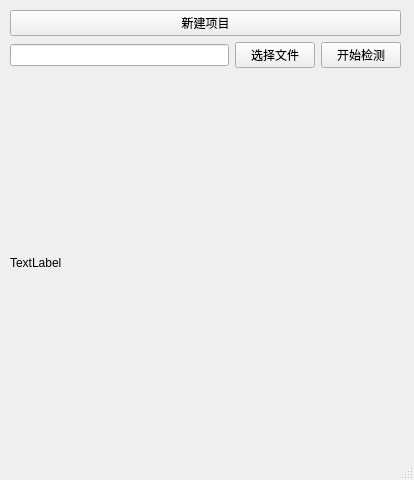
First picture: the form in sewerclient.ui, repository Bigone19/sewer, before the edit.
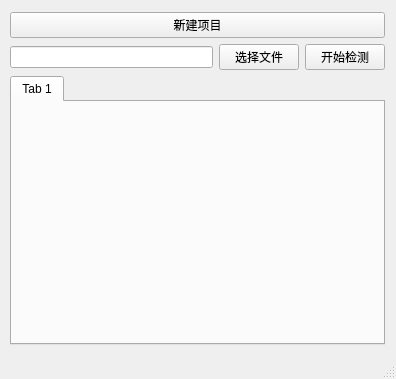
Second picture: the form after the edit.

```diff
--- a/sewerclient.ui
+++ b/sewerclient.ui
@@ -6,8 +6,8 @@
    <rect>
     <x>0</x>
     <y>0</y>
-    <width>414</width>
-    <height>480</height>
+    <width>396</width>
+    <height>379</height>
    </rect>
   </property>
   <property name="windowTitle">
@@ -18,12 +18,12 @@
     <property name="geometry">
      <rect>
       <x>10</x>
-      <y>10</y>
-      <width>391</width>
-      <height>441</height>
+      <y>12</y>
+      <width>375</width>
+      <height>333</height>
      </rect>
     </property>
-    <layout class="QVBoxLayout" name="verticalLayout_2">
+    <layout class="QVBoxLayout" name="verticalLayout">
      <item>
       <widget class="QPushButton" name="btnNewProject">
        <property name="text">
@@ -32,8 +32,6 @@
       </widget>
      </item>
      <item>
-      <layout class="QVBoxLayout" name="verticalLayout">
-       <item>
         <layout class="QHBoxLayout" name="horizontalLayout">
          <item>
           <widget class="QLineEdit" name="filePostion"/>
@@ -55,19 +53,47 @@
         </layout>
        </item>
        <item>
+      <widget class="QTabWidget" name="tabWidget">
+       <property name="minimumSize">
+        <size>
+         <width>224</width>
+         <height>224</height>
+        </size>
+       </property>
+       <property name="currentIndex">
+        <number>0</number>
+       </property>
+       <widget class="QWidget" name="imgTab">
+        <property name="minimumSize">
+         <size>
+          <width>224</width>
+          <height>224</height>
+         </size>
+        </property>
+        <attribute name="title">
+         <string>Tab 1</string>
+        </attribute>
         <widget class="QLabel" name="labelImgDisplay">
+         <property name="geometry">
+          <rect>
+           <x>0</x>
+           <y>0</y>
+           <width>224</width>
+           <height>224</height>
+          </rect>
+         </property>
          <property name="minimumSize">
           <size>
-           <width>320</width>
-           <height>320</height>
+           <width>224</width>
+           <height>224</height>
           </size>
          </property>
          <property name="text">
-          <string>TextLabel</string>
+          <string/>
          </property>
         </widget>
-       </item>
-      </layout>
+       </widget>
+      </widget>
      </item>
     </layout>
    </widget>
```
Lines whose indentation alone changed are shown as unchanged.
